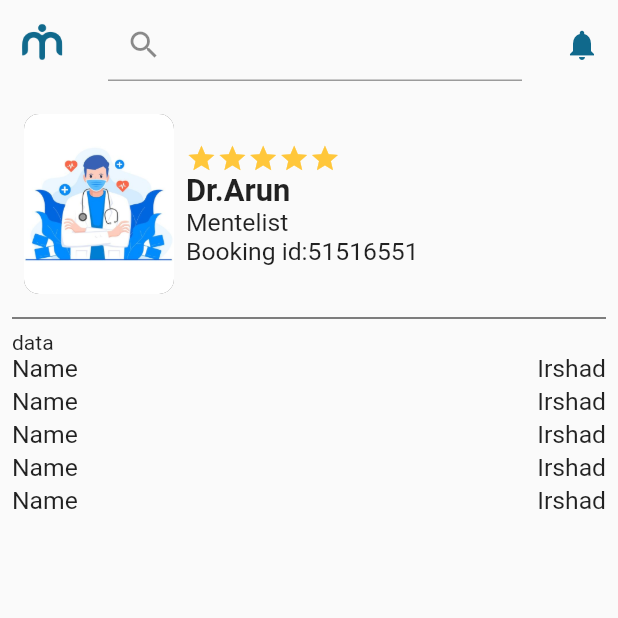
After one commit to IrshadPeruvallur/medway_app, a Flutter app: the MyAppointment screen opened directly, on a phone screen of 412 x 824 dp, the top half of it. The commit adds this screen. Run offline on Flutter 3.47's test engine with Material 2 defaults, Android fonts, the phone set to English and light mode, and no system bars; our stand-ins replace curved_navigation_bar.

Commit message:
my appointment

```diff
--- a/lib/booking_tabs/upcoming.dart
+++ b/lib/booking_tabs/upcoming.dart
@@ -1,5 +1,6 @@
 import 'package:flutter/material.dart';
 import 'package:medway_app/screens/empty_screen.dart';
+import 'package:medway_app/screens/my_appointment_screen.dart';
 import 'package:medway_app/widgets/small_widgets.dart';
 
 class UpComingTab extends StatelessWidget {
@@ -38,8 +39,7 @@ class UpComingTab extends StatelessWidget {
                                 Navigator.push(
                                     context,
                                     MaterialPageRoute(
-                                      builder: (context) =>
-                                          EmptyScreen(text: 'hollo'),
+                                      builder: (context) => MyAppointment(),
                                     ));
                               },
                               child: Row(
--- a/lib/bottom_tabs/booking_tab.dart
+++ b/lib/bottom_tabs/booking_tab.dart
@@ -2,7 +2,6 @@ import 'package:flutter/material.dart';
 import 'package:medway_app/booking_tabs/canceled.dart';
 import 'package:medway_app/booking_tabs/completed.dart';
 import 'package:medway_app/booking_tabs/upcoming.dart';
-import 'package:medway_app/widgets/small_widgets.dart';
 
 class BookingTab extends StatefulWidget {
   const BookingTab({super.key});
@@ -14,7 +13,6 @@ class BookingTab extends StatefulWidget {
 class _BookingTabState extends State<BookingTab> {
   @override
   Widget build(BuildContext context) {
-    var screenSize = MediaQuery.of(context).size;
     return DefaultTabController(
       length: 3,
       child: Scaffold(
--- /dev/null
+++ b/lib/screens/my_appointment_screen.dart
@@ -0,0 +1,43 @@
+import 'package:flutter/material.dart';
+import 'package:medway_app/widgets/main_widgets.dart';
+import 'package:medway_app/widgets/small_widgets.dart';
+
+class MyAppointment extends StatelessWidget {
+  const MyAppointment({super.key});
+
+  @override
+  Widget build(BuildContext context) {
+    return Scaffold(
+      appBar: WAppBar(),
+      body: Padding(
+        padding: const EdgeInsets.all(8.0),
+        child: Column(
+          crossAxisAlignment: CrossAxisAlignment.start,
+          children: [
+            doctersCard(context),
+            Divider(
+              color: Colors.black,
+            ),
+            Text('data'),
+            Expanded(
+              child: ListView.separated(
+                  itemBuilder: (context, index) {
+                    return Row(
+                      mainAxisAlignment: MainAxisAlignment.spaceBetween,
+                      children: [
+                        captiontext(context, text: 'Name'),
+                        captiontext(context, text: 'Irshad')
+                      ],
+                    );
+                  },
+                  separatorBuilder: (context, index) => SizedBox(
+                        height: 3,
+                      ),
+                  itemCount: 5),
+            )
+          ],
+        ),
+      ),
+    );
+  }
+}
--- a/lib/widgets/small_widgets.dart
+++ b/lib/widgets/small_widgets.dart
@@ -252,3 +252,45 @@ Widget doctorsList(context) {
     ),
   );
 }
+
+Widget doctersCard(context) {
+  var screenSize = MediaQuery.of(context).size;
+  return Row(
+    children: [
+      Padding(
+        padding: const EdgeInsets.all(8.0),
+        child: Container(
+          decoration: BoxDecoration(
+            image: DecorationImage(
+                fit: BoxFit.cover,
+                image: AssetImage(
+                    'asset/modern-flat-illustration-doctor-wearing-mask-stethoscope_115122-1428.jpg')),
+            borderRadius: BorderRadius.circular(10),
+            color: const Color.fromARGB(255, 97, 97, 97),
+          ),
+          height: 120,
+          width: 100,
+        ),
+      ),
+      Column(
+        crossAxisAlignment: CrossAxisAlignment.start,
+        children: [
+          Row(
+            mainAxisSize: MainAxisSize.min,
+            children: List.generate(
+              5,
+              (index) => Icon(
+                Icons.star,
+                size: screenSize.width * 0.05,
+                color: const Color.fromARGB(255, 255, 199, 59),
+              ),
+            ),
+          ),
+          WTitleText(context, text: 'Dr.Arun', size: 0.05),
+          captiontext(context, text: 'Mentelist'),
+          captiontext(context, text: 'Booking id:51516551'),
+        ],
+      )
+    ],
+  );
+}
```
